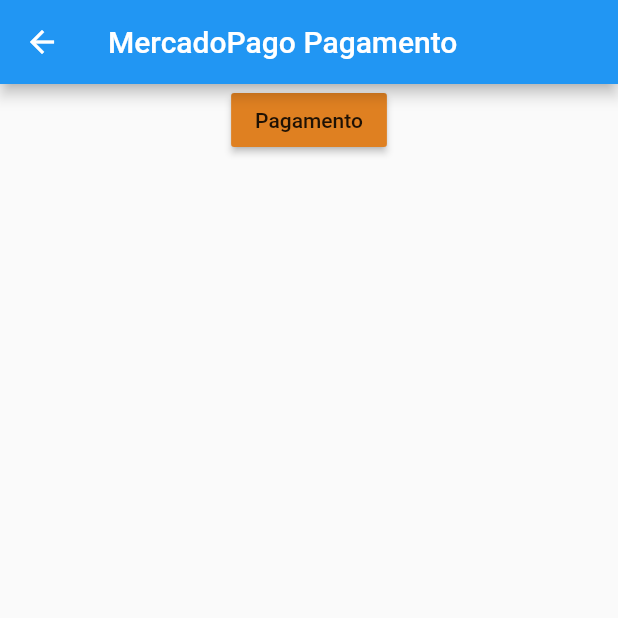
After one commit to GyovanaLuni/CineTalk, a Flutter app: the HomePage screen opened by its route, after a tap on "Cadastro", after a tap on "Pagamento", on a phone screen of 412 x 824 dp, the top half of it. The commit adds this screen. Run offline on Flutter 3.47's test engine with Material 2 defaults, Android fonts, the phone set to English and light mode, and no system bars; our stand-ins replace carousel_slider; missing offline and left inert: mercado_pago_mobile_checkout; network calls fail.

Commit message:
commit 'Tela filmes'

```diff
--- a/lib/home_page.dart
+++ b/lib/home_page.dart
@@ -50,12 +50,28 @@ class HomePageState extends State<HomePage>{
                   width: 50,
                   height: 50,
                   color: Color.fromARGB(255, 20, 20, 20),
-                )
+                ),
+                Container(
+                  height: 20,
+                ),
+                RaisedButton(onPressed: () async {
+                  Navigator.of(context).pushReplacementNamed ('/pagamento');
+                },
+                child: Text("Cadastro"),
+                color: Color.fromRGBO(223,128,33,1),),
+                RaisedButton(onPressed: () async {
+                  Navigator.of(context).pushReplacementNamed ('/Filmes');
+                },
+                child: Text("Filmes"),
+                color: Color.fromRGBO(223,128,33,1),),
               ],
+
             )
+
           ],
         ),
       ),
+
       floatingActionButton: FloatingActionButton(
         child: Icon(Icons.add),
         onPressed: (){
@@ -80,3 +96,14 @@ class switch1 extends StatelessWidget {
       },);
   }
 }
+
+@override
+  Widget build(BuildContext context) {
+    return Scaffold(
+      body: Stack(
+        children: [
+          Container(color: Color.fromRGBO(9,32,66,1)),
+        ],
+      )
+    );
+  }
--- a/lib/login.dart
+++ b/lib/login.dart
@@ -91,8 +91,6 @@ class _loginState extends State<login> {
                 ],)
 
                 )
-
-
               ],
             ),
           ),
--- /dev/null
+++ b/lib/pagamento.dart
@@ -0,0 +1,34 @@
+import 'package:flutter/material.dart';
+import 'package:mercado_pago_mobile_checkout/mercado_pago_mobile_checkout.dart';
+
+class Pagamento extends StatefulWidget {
+  @override
+  State<Pagamento> createState() => _PagamentoState();
+}
+
+class _PagamentoState extends State<Pagamento> {
+
+  @override
+  Widget build(BuildContext context){
+    return Scaffold(
+      appBar: AppBar(title: Text('MercadoPago Pagamento')),
+      body: Center(
+        child: Column(
+          children: <Widget>[
+             RaisedButton(onPressed: () async {
+
+                 PaymentResult result = await MercadoPagoMobileCheckout.startCheckout(
+                    "TEST-d467679f-3e1e-46dd-99a7-998a23a2b3f2",
+                    "304900499-24e3b569-ac51-4c0c-85f2-3b9b2ae4557a",
+                  );
+                  print(result.toString());
+              },
+              child: Text("Pagamento"),
+              color: Color.fromRGBO(223,128,33,1),),
+        ]),
+      ),
+    );
+  }
+
+
+}
--- a/lib/widg.dart
+++ b/lib/widg.dart
@@ -1,5 +1,7 @@
 import 'package:cinetalk/controlador.dart';
 import 'package:cinetalk/login.dart';
+import 'package:cinetalk/pagamento.dart';
+import 'package:cinetalk/teste.dart';
 import 'package:flutter/material.dart';
 
 import 'home_page.dart';
@@ -18,6 +20,8 @@ class AppW extends StatelessWidget{
         routes: {
           '/': (context) => login(),
           '/home': (context) => HomePage(),
+          '/pagamento':(context) => Pagamento(),
+          '/Filmes':(context) => Filmes(),
         }
       );
       },
--- a/pubspec.yaml
+++ b/pubspec.yaml
@@ -29,7 +29,8 @@ environment:
 dependencies:
   flutter:
     sdk: flutter
-
+  mercado_pago_mobile_checkout: ^0.1.1
+  carousel_slider: ^3.0.0
 
   # The following adds the Cupertino Icons font to your application.
   # Use with the CupertinoIcons class for iOS style icons.
```
Also changed, not shown: lib/teste.dart (added, +87 -0 lines), assets/imgs/aranha.png (added), assets/imgs/eternos.png (added), assets/imgs/matrix.png (added), pubspec.lock, 2 other files.
